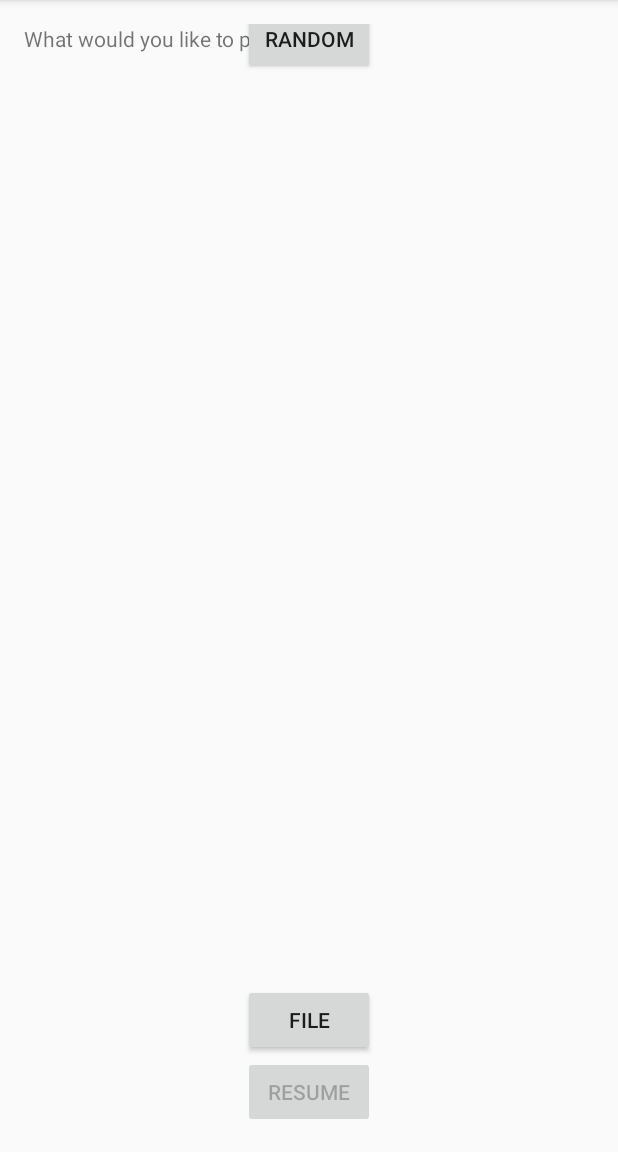
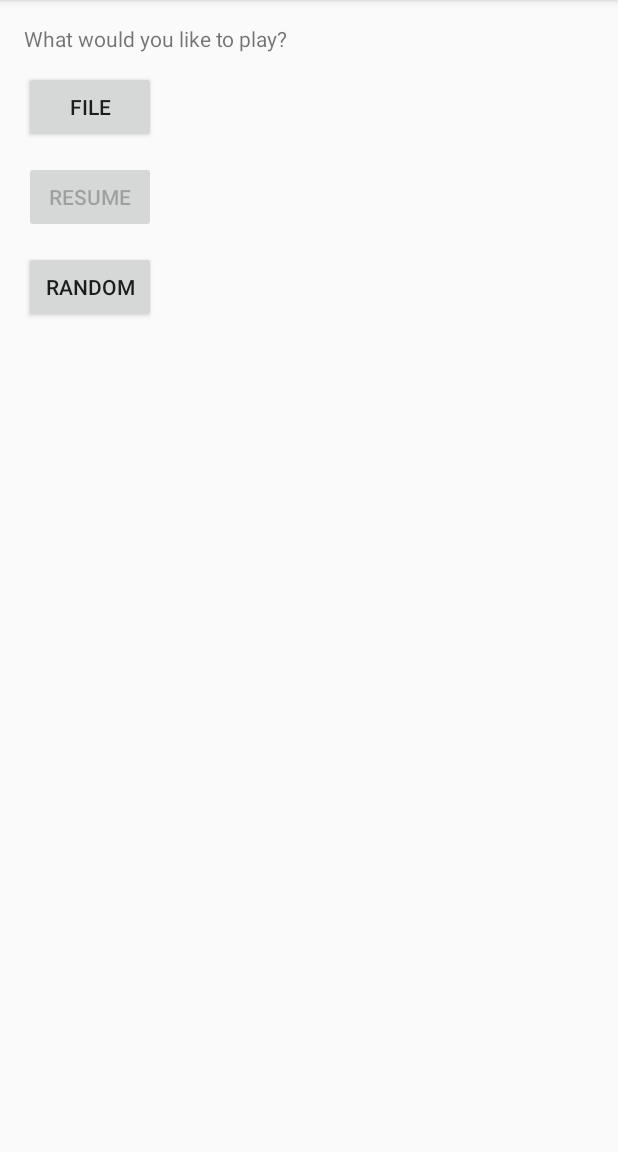
Before and after one commit to cgv2921/TreasureHunt, an Android app: the StartGameActivity screen opened directly, with no data from a screen before it, on a phone screen of 412 x 824 dp, the part 84-1236 px from its top. Run offline under Robolectric (Android 15) with nearby library versions, the phone set to English and light mode, and no system bars.

Commit message:
Update activity_startgame.xml
fixed issue with gui on start game screen

```diff
--- a/app/src/main/res/layout/activity_startgame.xml
+++ b/app/src/main/res/layout/activity_startgame.xml
@@ -18,25 +18,28 @@
     <Button
         android:layout_width="wrap_content"
         android:layout_height="wrap_content"
-        android:id="@+id/resume_button"
-        android:layout_alignParentBottom="true"
-        android:layout_centerHorizontal="true" />
+        android:id="@+id/file_button"
+        android:layout_marginTop="12dp"
+        android:layout_below="@+id/whereToPlayTextView"
+        android:layout_alignParentLeft="true"
+        android:layout_alignParentStart="true" />
 
     <Button
         android:layout_width="wrap_content"
         android:layout_height="wrap_content"
-        android:id="@+id/file_button"
-        android:layout_above="@+id/resume_button"
-        android:layout_alignLeft="@+id/resume_button"
-        android:layout_alignStart="@+id/resume_button" />
+        android:id="@+id/resume_button"
+        android:layout_marginTop="12dp"
+        android:layout_below="@+id/file_button"
+        android:layout_alignParentLeft="true"
+        android:layout_alignParentStart="true" />
 
     <Button
         android:layout_width="wrap_content"
         android:layout_height="wrap_content"
         android:id="@+id/random_button"
-        android:layout_alignBaseline="@+id/whereToPlayTextView"
-        android:layout_alignBottom="@+id/whereToPlayTextView"
-        android:layout_alignLeft="@+id/file_button"
-        android:layout_alignStart="@+id/file_button" />
+        android:layout_marginTop="12dp"
+        android:layout_below="@+id/resume_button"
+        android:layout_alignParentLeft="true"
+        android:layout_alignParentStart="true" />
 
 </RelativeLayout>
```
